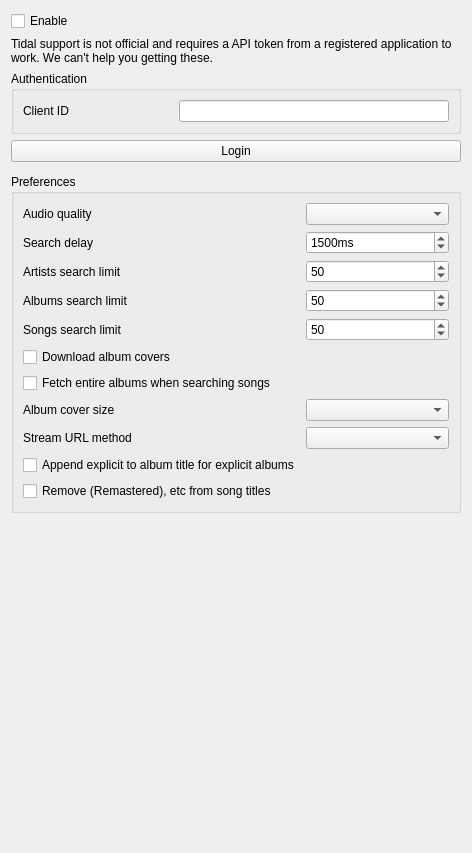
RoundSalmon4/blended-strawberry, file src/settings/tidalsettingspage.ui: the form before one commit.
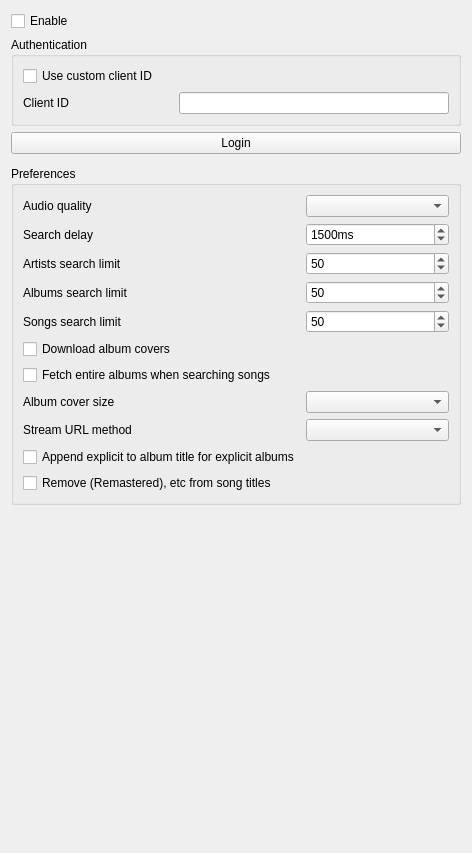
The form after the commit. Icons and pictures are not drawn. Custom widgets are drawn as their Qt base class.

Commit message: Add Tidal playbackinfo stream URL method

What changed in the file:
```diff
--- a/src/settings/tidalsettingspage.ui
+++ b/src/settings/tidalsettingspage.ui
@@ -21,19 +21,6 @@
      </property>
     </widget>
    </item>
-   <item>
-    <widget class="QLabel" name="label_warning">
-     <property name="text">
-      <string>Tidal support is not official and requires a API token from a registered application to work. We can't help you getting these.</string>
-     </property>
-     <property name="wordWrap">
-      <bool>true</bool>
-     </property>
-     <property name="margin">
-      <number>10</number>
-     </property>
-    </widget>
-   </item>
    <item>
     <widget class="QGroupBox" name="credential_group">
      <property name="sizePolicy">
@@ -47,6 +34,13 @@
      </property>
      <layout class="QFormLayout" name="layout_credential_group">
       <item row="0" column="0">
+       <widget class="QCheckBox" name="checkbox_use_custom_client_id">
+        <property name="text">
+         <string>Use custom client ID</string>
+        </property>
+       </widget>
+      </item>
+      <item row="1" column="0">
        <widget class="QLabel" name="label_client_id">
         <property name="minimumSize">
          <size>
@@ -59,7 +53,7 @@
         </property>
        </widget>
       </item>
-      <item row="0" column="1">
+      <item row="1" column="1">
        <widget class="QLineEdit" name="client_id">
         <property name="text">
          <string notr="true"/>
```
Left out of the diff: 1 changed line with no effect on the pictures. The commit also changes 68 other files.
